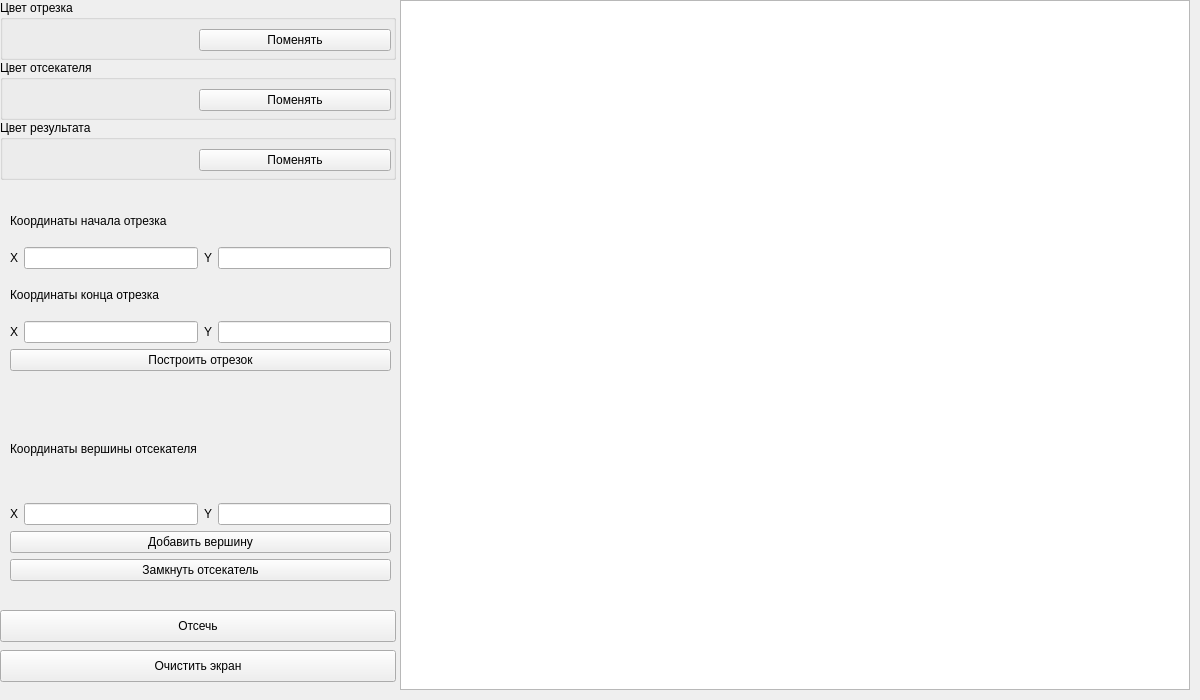
Before: the Qt Designer form Computer_graphics/lab_08/mainwindow.ui in SerPan23/BMSTU_SEM_4, drawn with Qt 5.
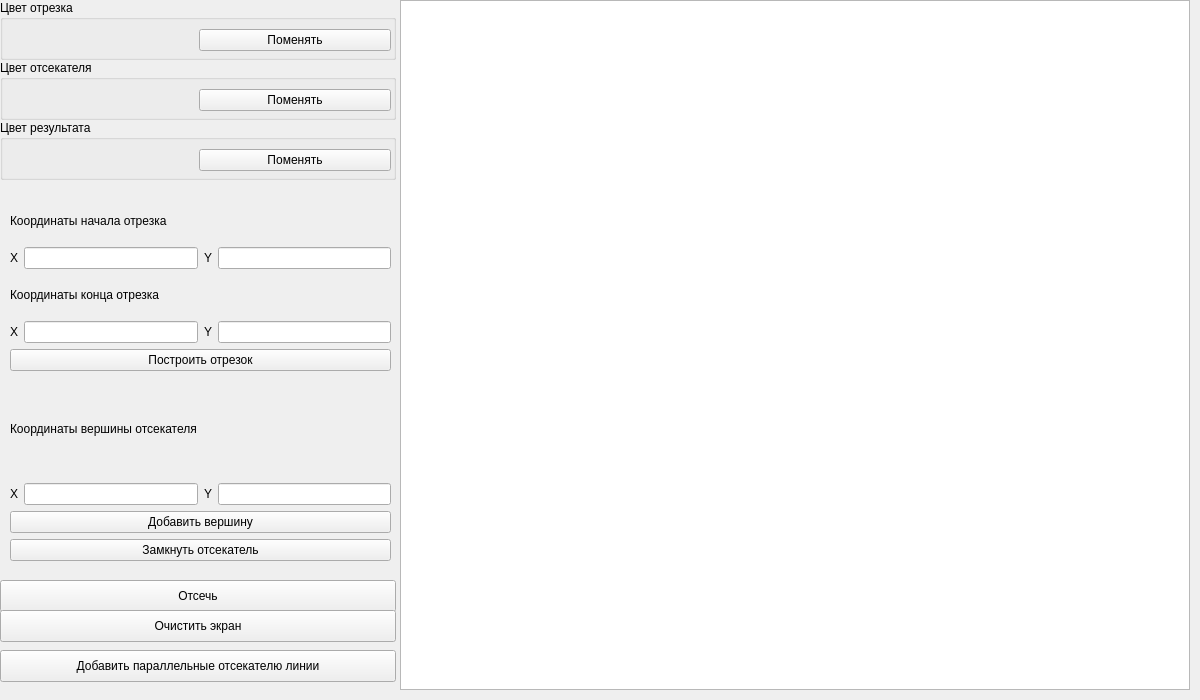
After: the same form once the commit is applied.

Commit message: CG lab_08: add parallels lines

The edit to the form file:
```diff
--- a/Computer_graphics/lab_08/mainwindow.ui
+++ b/Computer_graphics/lab_08/mainwindow.ui
@@ -116,7 +116,7 @@
     <property name="geometry">
      <rect>
       <x>0</x>
-      <y>610</y>
+      <y>580</y>
       <width>396</width>
       <height>32</height>
      </rect>
@@ -129,7 +129,7 @@
     <property name="geometry">
      <rect>
       <x>0</x>
-      <y>650</y>
+      <y>610</y>
       <width>396</width>
       <height>32</height>
      </rect>
@@ -264,7 +264,7 @@
     <property name="geometry">
      <rect>
       <x>10</x>
-      <y>400</y>
+      <y>380</y>
       <width>381</width>
       <height>181</height>
      </rect>
@@ -317,6 +317,19 @@
      </item>
     </layout>
    </widget>
+   <widget class="QPushButton" name="add_parallels_lines">
+    <property name="geometry">
+     <rect>
+      <x>0</x>
+      <y>650</y>
+      <width>396</width>
+      <height>32</height>
+     </rect>
+    </property>
+    <property name="text">
+     <string>Добавить параллельные отсекателю линии</string>
+    </property>
+   </widget>
   </widget>
  </widget>
  <resources/>
```
The commit also changes 4 other files.
